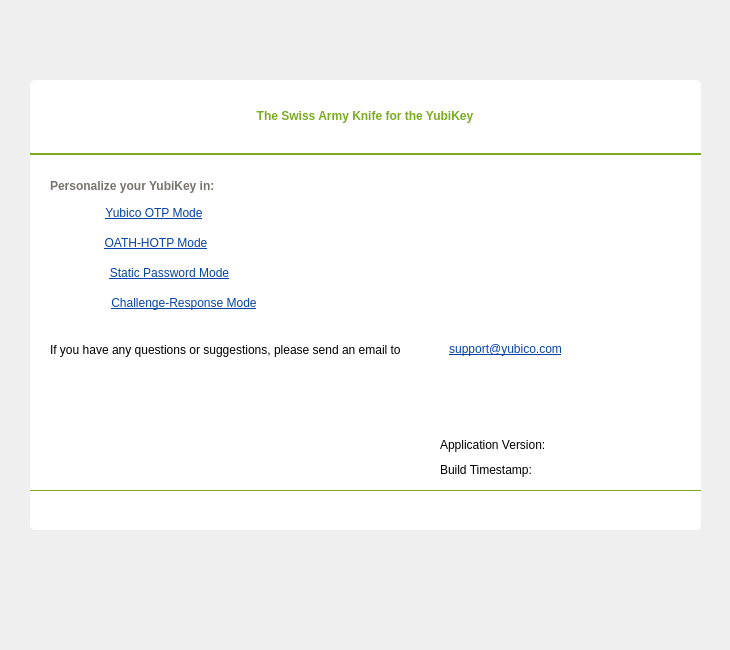
The window that src/ui/aboutpage.ui (Yubico/yubikey-personalization-gui-dpkg) describes before a commit, drawn with Qt 5.
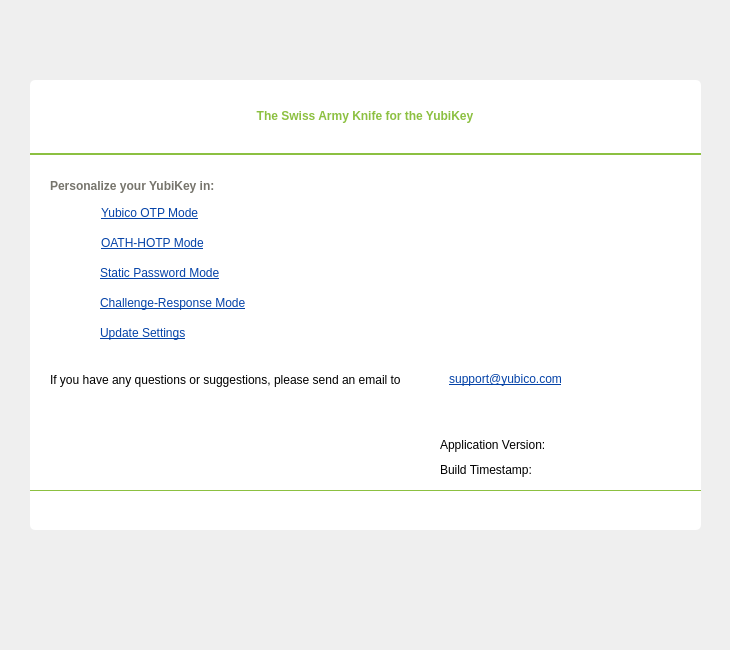
The same window after the commit. Icons and pictures are not drawn.

The edit to the form file:
```diff
--- a/src/ui/aboutpage.ui
+++ b/src/ui/aboutpage.ui
@@ -56,7 +56,7 @@
      <rect>
       <x>71</x>
       <y>121</y>
-      <width>106</width>
+      <width>168</width>
       <height>23</height>
      </rect>
     </property>
@@ -81,6 +81,7 @@
     <property name="styleSheet">
      <string notr="true">font: 12px &quot;Verdana&quot;;
 text-decoration: underline;
+text-align: left;
 color: rgb(5, 67, 168);</string>
     </property>
     <property name="text">
@@ -129,6 +130,7 @@
     <property name="styleSheet">
      <string notr="true">font: 12px &quot;Verdana&quot;;
 text-decoration: underline;
+text-align: left;
 color: rgb(5, 67, 168);</string>
     </property>
     <property name="text">
@@ -149,7 +151,7 @@
      <rect>
       <x>70</x>
       <y>181</y>
-      <width>139</width>
+      <width>168</width>
       <height>23</height>
      </rect>
     </property>
@@ -174,6 +176,7 @@
     <property name="styleSheet">
      <string notr="true">font: 12px &quot;Verdana&quot;;
 text-decoration: underline;
+text-align: left;
 color: rgb(5, 67, 168);</string>
     </property>
     <property name="text">
@@ -194,7 +197,7 @@
      <rect>
       <x>71</x>
       <y>151</y>
-      <width>110</width>
+      <width>168</width>
       <height>23</height>
      </rect>
     </property>
@@ -219,6 +222,7 @@
     <property name="styleSheet">
      <string notr="true">font: 12px &quot;Verdana&quot;;
 text-decoration: underline;
+text-align: left;
 color: rgb(5, 67, 168);</string>
     </property>
     <property name="text">
@@ -301,7 +305,7 @@
      </rect>
     </property>
     <property name="styleSheet">
-     <string notr="true">background-color: rgb(122, 171, 32);</string>
+     <string notr="true">background-color: rgb(140, 192, 65);</string>
     </property>
     <property name="lineWidth">
      <number>1</number>
@@ -322,7 +326,7 @@
     <property name="styleSheet">
      <string notr="true">font: 18px &quot;Verdana&quot;;
 font-weight: bold;
-color: rgb(122, 171, 32);</string>
+color: rgb(140, 192, 65);</string>
     </property>
     <property name="text">
      <string>The Swiss Army Knife for the YubiKey</string>
@@ -341,7 +345,7 @@
      </rect>
     </property>
     <property name="styleSheet">
-     <string notr="true">background-color: rgb(122, 171, 32);</string>
+     <string notr="true">background-color: rgb(140, 192, 65);</string>
     </property>
     <property name="lineWidth">
      <number>1</number>
@@ -448,7 +452,7 @@
     <property name="geometry">
      <rect>
       <x>20</x>
-      <y>260</y>
+      <y>290</y>
       <width>385</width>
       <height>20</height>
      </rect>
@@ -461,7 +465,7 @@
     <property name="geometry">
      <rect>
       <x>410</x>
-      <y>259</y>
+      <y>289</y>
       <width>131</width>
       <height>20</height>
      </rect>
@@ -502,6 +506,71 @@
      <bool>true</bool>
     </property>
    </widget>
+   <widget class="QLabel" name="right5">
+    <property name="geometry">
+     <rect>
+      <x>33</x>
+      <y>241</y>
+      <width>24</width>
+      <height>24</height>
+     </rect>
+    </property>
+    <property name="text">
+     <string/>
+    </property>
+    <property name="pixmap">
+     <pixmap resource="../../resources/resources.qrc">:/res/images/right.png</pixmap>
+    </property>
+    <property name="alignment">
+     <set>Qt::AlignCenter</set>
+    </property>
+   </widget>
+   <widget class="QPushButton" name="settingsBtn">
+    <property name="geometry">
+     <rect>
+      <x>70</x>
+      <y>241</y>
+      <width>168</width>
+      <height>23</height>
+     </rect>
+    </property>
+    <property name="sizePolicy">
+     <sizepolicy hsizetype="Ignored" vsizetype="Ignored">
+      <horstretch>0</horstretch>
+      <verstretch>0</verstretch>
+     </sizepolicy>
+    </property>
+    <property name="cursor">
+     <cursorShape>PointingHandCursor</cursorShape>
+    </property>
+    <property name="contextMenuPolicy">
+     <enum>Qt::DefaultContextMenu</enum>
+    </property>
+    <property name="layoutDirection">
+     <enum>Qt::LeftToRight</enum>
+    </property>
+    <property name="autoFillBackground">
+     <bool>false</bool>
+    </property>
+    <property name="styleSheet">
+     <string notr="true">font: 12px &quot;Verdana&quot;;
+text-decoration: underline;
+text-align: left;
+color: rgb(5, 67, 168);</string>
+    </property>
+    <property name="text">
+     <string>Update Settings</string>
+    </property>
+    <property name="autoDefault">
+     <bool>false</bool>
+    </property>
+    <property name="default">
+     <bool>false</bool>
+    </property>
+    <property name="flat">
+     <bool>true</bool>
+    </property>
+   </widget>
   </widget>
  </widget>
  <tabstops>
```
Left out of the diff: 1 changed line with no effect on the pictures.
